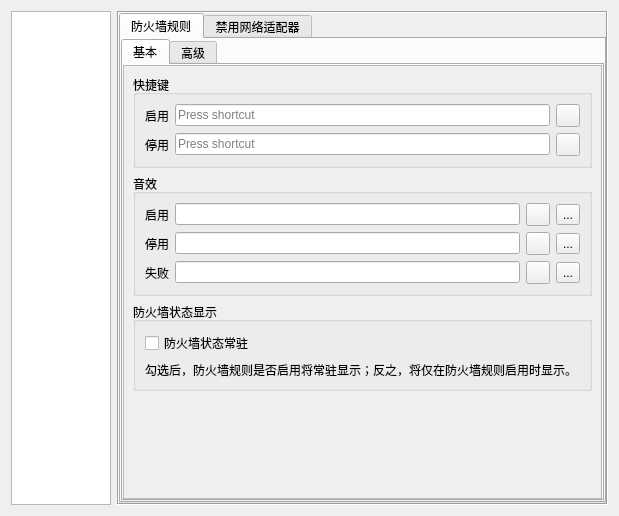
First picture: the form in EliteSpeedrunTool/SettingDialog.ui, repository GTA5Oracle/EliteSpeedrunTool, before the edit.
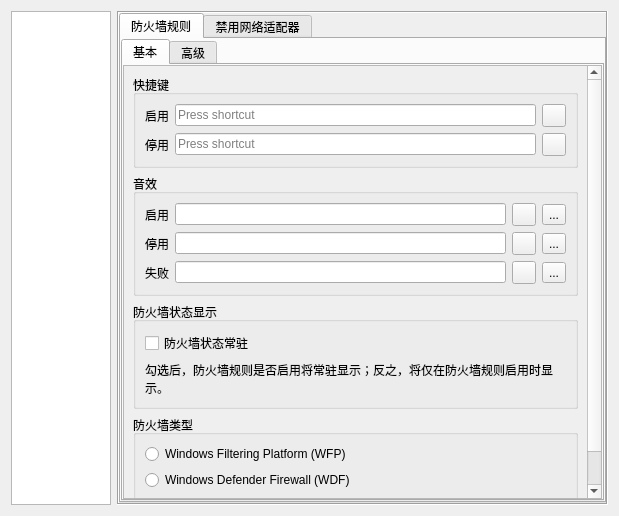
Second picture: the form after the edit. The open tabs and pages were chosen to show the change. Icons and pictures are not drawn. Custom widgets are drawn as their Qt base class.

Patch:
```diff
--- a/EliteSpeedrunTool/SettingDialog.ui
+++ b/EliteSpeedrunTool/SettingDialog.ui
@@ -1191,8 +1191,8 @@
                    <rect>
                     <x>0</x>
                     <y>0</y>
-                    <width>119</width>
-                    <height>325</height>
+                    <width>521</width>
+                    <height>452</height>
                    </rect>
                   </property>
                   <layout class="QVBoxLayout" name="verticalLayout_14">
@@ -1351,6 +1351,39 @@
                      </layout>
                     </widget>
                    </item>
+                   <item>
+                    <widget class="QGroupBox" name="groupBox_33">
+                     <property name="title">
+                      <string>防火墙类型</string>
+                     </property>
+                     <layout class="QVBoxLayout" name="verticalLayout_27">
+                      <item>
+                       <widget class="QRadioButton" name="rbFirewallWfp">
+                        <property name="text">
+                         <string notr="true">Windows Filtering Platform (WFP)</string>
+                        </property>
+                       </widget>
+                      </item>
+                      <item>
+                       <widget class="QRadioButton" name="rbFirewallWdf">
+                        <property name="text">
+                         <string notr="true">Windows Defender Firewall (WDF)</string>
+                        </property>
+                       </widget>
+                      </item>
+                      <item>
+                       <widget class="QLabel" name="label_79">
+                        <property name="text">
+                         <string>两种类型均会应用本页面“高级”选项卡中的配置。WDF 需要开启系统防火墙。</string>
+                        </property>
+                        <property name="wordWrap">
+                         <bool>true</bool>
+                        </property>
+                       </widget>
+                      </item>
+                     </layout>
+                    </widget>
+                   </item>
                    <item>
                     <spacer name="spacer_7">
                      <property name="orientation">
```
Left out of the diff: 22 changed lines with no effect on the pictures.
